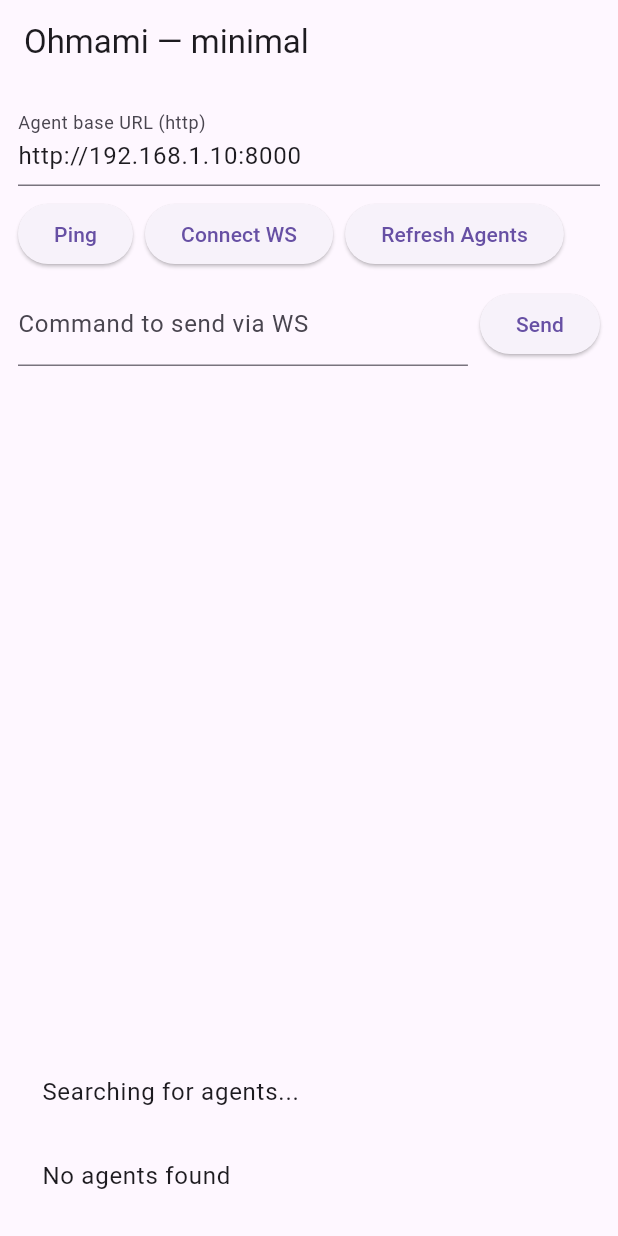
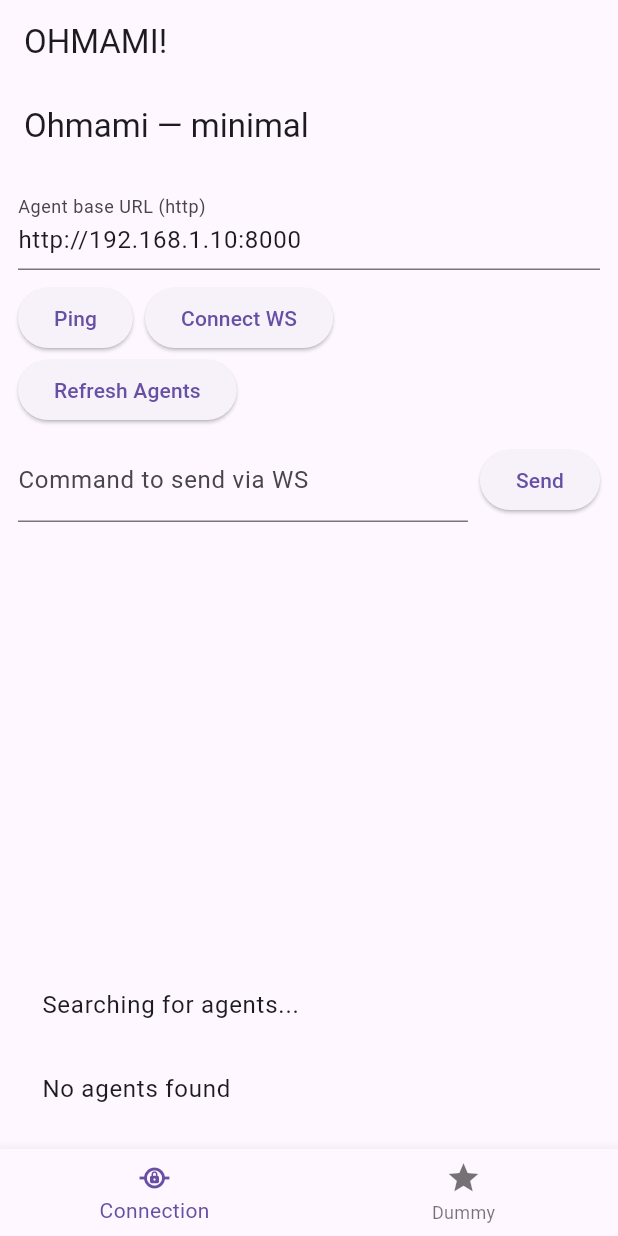
Before and after one commit to IWDNO/OHMAMI, a Flutter app: the screen it shows after launch, on a phone screen of 412 x 824 dp. Run offline on Flutter 3.47's test engine with Material 3 defaults, Android fonts, the light colour scheme and no system bars; our stand-ins replace multicast_dns.

Commit message:
refactor: split main.dart

```diff
--- a/ohmami_app/lib/main.dart
+++ b/ohmami_app/lib/main.dart
@@ -1,203 +1,55 @@
 import 'package:flutter/material.dart';
-import 'package:http/http.dart' as http;
-import 'package:web_socket_channel/web_socket_channel.dart';
-import 'package:multicast_dns/multicast_dns.dart';
 
-void main() => runApp(MyApp());
+import './widgets/connection_widget.dart';
+import './widgets/dummy_widget.dart';
 
-class MyApp extends StatefulWidget {
-  const MyApp({super.key});
+void main() => runApp(App());
+
+
+class App extends StatefulWidget {
+  const App({super.key});
 
   @override
-  State<MyApp> createState() => _MyAppState();
+  State<App> createState() => _AppState();
 }
 
-class _MyAppState extends State<MyApp> {
-  final TextEditingController _ipController = TextEditingController(text: "http://192.168.1.10:8000");
-  WebSocketChannel? _channel;
-  final List<String> _log = [];
-  final TextEditingController _cmdController = TextEditingController();
-  bool _isSearching = false;
+class _AppState extends State<App> {
+  int _currentIndex = 0;
 
-  Future<List<String>> discoverAgents() async {
-    final MDnsClient client = MDnsClient();
-    final List<String> discovered = [];
-
-    try {
-      await client.start();
-      await for (final PtrResourceRecord ptr in client.lookup<PtrResourceRecord>(
-          ResourceRecordQuery.serverPointer('_ohmami._tcp.local'))) {
-        await for (final SrvResourceRecord srv in client.lookup<SrvResourceRecord>(
-            ResourceRecordQuery.service(ptr.domainName))) {
-          await for (final IPAddressResourceRecord ip in client.lookup<IPAddressResourceRecord>(
-              ResourceRecordQuery.addressIPv4(srv.target))) {
-            discovered.add('http://${ip.address.address}:${srv.port}');
-          }
-        }
-      }
-    } catch (e) {
-      print("mDNS discovery error: $e");
-    } finally {
-      client.stop();
-    }
-
-    return discovered;
-  }
-
-  Future<void> _searchAgents() async {
-    setState(() {
-      _isSearching = true;
-      _log.insert(0, "Searching for agents...");
-    });
-
-    try {
-      final agents = await discoverAgents();
-      setState(() {
-        if (agents.isEmpty) {
-          _log.insert(0, "No agents found");
-        } else {
-          // Записываем первого найденного агента в _ipController
-          _ipController.text = agents.first;
-          _log.insert(0, "Found ${agents.length} agent(s):");
-          for (var agent in agents) {
-            _log.insert(0, "  - $agent");
-          }
-          _log.insert(0, "Selected agent: ${agents.first}");
-        }
-      });
-    } catch (e) {
-      setState(() {
-        _log.insert(0, "Error searching for agents: $e");
-      });
-    } finally {
-      setState(() {
-        _isSearching = false;
-      });
-    }
-  }
-
-
-  void _ping() async {
-    final url = "${_ipController.text.trim()}/ping";
-    try {
-      final r = await http.get(Uri.parse(url)).timeout(Duration(seconds: 3));
-      setState(() {
-        _log.insert(0, "PING: ${r.statusCode} ${r.body}");
-      });
-    } catch (e) {
-      setState(() {
-        _log.insert(0, "PING ERROR: $e");
-      });
-    }
-  }
-
-  void _connectWs() {
-    final wsUrl = "${_ipController.text.trim().replaceFirst("http", "ws")}/ws";
-    try {
-      _channel = WebSocketChannel.connect(Uri.parse(wsUrl));
-      _channel!.stream.listen((message) {
-        setState(() {
-          _log.insert(0, "WS <- $message");
-        });
-      }, onDone: () {
-        setState(() {
-          _log.insert(0, "WS closed");
-          _channel = null;
-        });
-      }, onError: (e) {
-        setState(() {
-          _log.insert(0, "WS ERROR: $e");
-        });
-      });
-      setState(() {
-        _log.insert(0, "WS connected to $wsUrl");
-      });
-    } catch (e) {
-      setState(() {
-        _log.insert(0, "WS connect error: $e");
-      });
-    }
-  }
-
-  void _sendCmd() {
-    final text = _cmdController.text.trim();
-    if (_channel != null && text.isNotEmpty) {
-      _channel!.sink.add(text);
-      setState(() {
-        _log.insert(0, "WS -> $text");
-      });
-      _cmdController.clear();
-    } else {
-      setState(() {
-        _log.insert(0, "WS not connected or empty command");
-      });
-    }
-  }
-
-  @override
-  void initState() {
-    super.initState();
-    // Автоматический поиск агентов при запуске приложения
-    WidgetsBinding.instance.addPostFrameCallback((_) {
-      _searchAgents();
-    });
-  }
-
-  @override
-  void dispose() {
-    _channel?.sink.close();
-    super.dispose();
-  }
+  final List<Widget> _pages = const [
+    ConnectionWidget(),
+    DummyWidget(),
+  ];
 
   @override
   Widget build(BuildContext context) {
     return MaterialApp(
-      title: 'Ohmami Minimal',
+      title: 'OHMAMI!',
       home: Scaffold(
-        appBar: AppBar(title: Text('Ohmami — minimal')),
-        body: Padding(
-          padding: EdgeInsets.all(12),
-          child: Column(children: [
-            TextField(controller: _ipController, decoration: InputDecoration(labelText: "Agent base URL (http)")),
-            SizedBox(height: 8),
-            Row(children: [
-              ElevatedButton(onPressed: _ping, child: Text("Ping")),
-              SizedBox(width: 8),
-              ElevatedButton(onPressed: _connectWs, child: Text("Connect WS")),
-              SizedBox(width: 8),
-              ElevatedButton(
-                onPressed: _isSearching ? null : _searchAgents,
-                child: _isSearching
-                  ? Row(
-                      mainAxisSize: MainAxisSize.min,
-                      children: [
-                        SizedBox(
-                          width: 16,
-                          height: 16,
-                          child: CircularProgressIndicator(strokeWidth: 2),
-                        ),
-                        SizedBox(width: 8),
-                        Text("Searching..."),
-                      ],
-                    )
-                  : Text("Refresh Agents")
-              ),
-            ]),
-            SizedBox(height: 8),
-            Row(children: [
-              Expanded(child: TextField(controller: _cmdController, decoration: InputDecoration(labelText: "Command to send via WS"))),
-              SizedBox(width: 8),
-              ElevatedButton(onPressed: _sendCmd, child: Text("Send")),
-            ]),
-            SizedBox(height: 12),
-            Expanded(
-              child: ListView.builder(
-                reverse: true,
-                itemCount: _log.length,
-                itemBuilder: (context, idx) => ListTile(title: Text(_log[idx])),
-              ),
-            )
-          ]),
+        appBar: AppBar(
+          title: const Text('OHMAMI!'),
+        ),
+        body: IndexedStack(
+          index: _currentIndex,
+          children: _pages,
+        ),
+        bottomNavigationBar: BottomNavigationBar(
+          currentIndex: _currentIndex,
+          onTap: (index) {
+            setState(() {
+              _currentIndex = index;
+            });
+          },
+          items: const [
+            BottomNavigationBarItem(
+              icon: Icon(Icons.private_connectivity_outlined),
+              label: 'Connection',
+            ),
+            BottomNavigationBarItem(
+              icon: Icon(Icons.star),
+              label: 'Dummy',
+            ),
+          ],
         ),
       ),
     );
--- /dev/null
+++ b/ohmami_app/lib/services/agent_discovery.dart
@@ -0,0 +1,30 @@
+import 'package:multicast_dns/multicast_dns.dart';
+
+class AgentDiscovery {
+    static const String ohmamiService = '_ohmami._tcp.local';
+
+    static Future<List<String>> discoverAgents() async {
+      final MDnsClient client = MDnsClient();
+      final List<String> discovered = [];
+
+      try {
+        await client.start();
+        await for (final PtrResourceRecord ptr in client.lookup<PtrResourceRecord>(
+            ResourceRecordQuery.serverPointer(ohmamiService))) {
+          await for (final SrvResourceRecord srv in client.lookup<SrvResourceRecord>(
+              ResourceRecordQuery.service(ptr.domainName))) {
+            await for (final IPAddressResourceRecord ip in client.lookup<IPAddressResourceRecord>(
+                ResourceRecordQuery.addressIPv4(srv.target))) {
+              discovered.add('http://${ip.address.address}:${srv.port}');
+            }
+          }
+        }
+      } catch (e) {
+        print("mDNS discovery error: $e");
+      } finally {
+        client.stop();
+      }
+
+      return discovered;
+    }
+}
--- /dev/null
+++ b/ohmami_app/lib/widgets/connection_widget.dart
@@ -0,0 +1,186 @@
+import 'package:flutter/material.dart';
+import 'package:http/http.dart' as http;
+import 'package:web_socket_channel/web_socket_channel.dart';
+
+import '../services/agent_discovery.dart';
+
+
+class ConnectionWidget extends StatefulWidget {
+  const ConnectionWidget({super.key});
+
+  @override
+  State<ConnectionWidget> createState() => _ConnectionWidgetState();
+}
+
+//TODO: возможно нужно по другому соединение сохранять, не через AutomaticKeepAliveClientMixin, а может держать его в другом месте, хз
+class _ConnectionWidgetState extends State<ConnectionWidget> with AutomaticKeepAliveClientMixin {
+  @override
+  bool get wantKeepAlive => true;
+
+  final TextEditingController _ipController = TextEditingController(text: "http://192.168.1.10:8000");
+  WebSocketChannel? _channel;
+  final List<String> _log = [];
+  final TextEditingController _cmdController = TextEditingController();
+  bool _isSearching = false;
+
+  Future<void> _searchAgents() async {
+    setState(() {
+      _isSearching = true;
+      _log.insert(0, "Searching for agents...");
+    });
+
+    try {
+      final agents = await AgentDiscovery.discoverAgents();
+      setState(() {
+        if (agents.isEmpty) {
+          _log.insert(0, "No agents found");
+        } else {
+          // Записываем первого найденного агента в _ipController
+          _ipController.text = agents.first;
+          _log.insert(0, "Found ${agents.length} agent(s):");
+          for (var agent in agents) {
+            _log.insert(0, "  - $agent");
+          }
+          _log.insert(0, "Selected agent: ${agents.first}");
+        }
+      });
+    } catch (e) {
+      setState(() {
+        _log.insert(0, "Error searching for agents: $e");
+      });
+    } finally {
+      setState(() {
+        _isSearching = false;
+      });
+    }
+  }
+
+
+  void _ping() async {
+    final url = "${_ipController.text.trim()}/ping";
+    try {
+      final r = await http.get(Uri.parse(url)).timeout(Duration(seconds: 3));
+      setState(() {
+        _log.insert(0, "PING: ${r.statusCode} ${r.body}");
+      });
+    } catch (e) {
+      setState(() {
+        _log.insert(0, "PING ERROR: $e");
+      });
+    }
+  }
+
+  void _connectWs() {
+    final wsUrl = "${_ipController.text.trim().replaceFirst("http", "ws")}/ws";
+    try {
+      _channel = WebSocketChannel.connect(Uri.parse(wsUrl));
+      _channel!.stream.listen((message) {
+        setState(() {
+          _log.insert(0, "WS <- $message");
+        });
+      }, onDone: () {
+        setState(() {
+          _log.insert(0, "WS closed");
+          _channel = null;
+        });
+      }, onError: (e) {
+        setState(() {
+          _log.insert(0, "WS ERROR: $e");
+        });
+      });
+      setState(() {
+        _log.insert(0, "WS connected to $wsUrl");
+      });
+    } catch (e) {
+      setState(() {
+        _log.insert(0, "WS connect error: $e");
+      });
+    }
+  }
+
+  void _sendCmd() {
+    final text = _cmdController.text.trim();
+    if (_channel != null && text.isNotEmpty) {
+      _channel!.sink.add(text);
+      setState(() {
+        _log.insert(0, "WS -> $text");
+      });
+      _cmdController.clear();
+    } else {
+      setState(() {
+        _log.insert(0, "WS not connected or empty command");
+      });
+    }
+  }
+
+  @override
+  void initState() {
+    super.initState();
+    // Автоматический поиск агентов при запуске приложения
+    WidgetsBinding.instance.addPostFrameCallback((_) {
+      _searchAgents();
+    });
+  }
+
+  @override
+  void dispose() {
+    _channel?.sink.close();
+    super.dispose();
+  }
+
+  @override
+  Widget build(BuildContext context) {
+    super.build(context);
+    return MaterialApp(
+      title: 'Ohmami Minimal',
+      home: Scaffold(
+        appBar: AppBar(title: Text('Ohmami — minimal')),
+        body: Padding(
+          padding: EdgeInsets.all(12),
+          child: Column(children: [
+            TextField(controller: _ipController, decoration: InputDecoration(labelText: "Agent base URL (http)")),
+            SizedBox(height: 8),
+            Row(children: [
+              ElevatedButton(onPressed: _ping, child: Text("Ping")),
+              SizedBox(width: 8),
+              ElevatedButton(onPressed: _connectWs, child: Text("Connect WS")),
+            ]),
+            Row(children: [
+              ElevatedButton(
+                onPressed: _isSearching ? null : _searchAgents,
+                child: _isSearching
+                  ? Row(
+                      mainAxisSize: MainAxisSize.min,
+                      children: [
+                        SizedBox(
+                          width: 16,
+                          height: 16,
+                          child: CircularProgressIndicator(strokeWidth: 2),
+                        ),
+                        SizedBox(width: 8),
+                        Text("Searching..."),
+                      ],
+                    )
+                  : Text("Refresh Agents")
+              ),
+            ]),
+            SizedBox(height: 8),
+            Row(children: [
+              Expanded(child: TextField(controller: _cmdController, decoration: InputDecoration(labelText: "Command to send via WS"))),
+              SizedBox(width: 8),
+              ElevatedButton(onPressed: _sendCmd, child: Text("Send")),
+            ]),
+            SizedBox(height: 12),
+            Expanded(
+              child: ListView.builder(
+                reverse: true,
+                itemCount: _log.length,
+                itemBuilder: (context, idx) => ListTile(title: Text(_log[idx])),
+              ),
+            )
+          ]),
+        ),
+      ),
+    );
+  }
+}
```
Also changed, not shown: ohmami_app/lib/widgets/dummy_widget.dart (added, +10 -0 lines).
